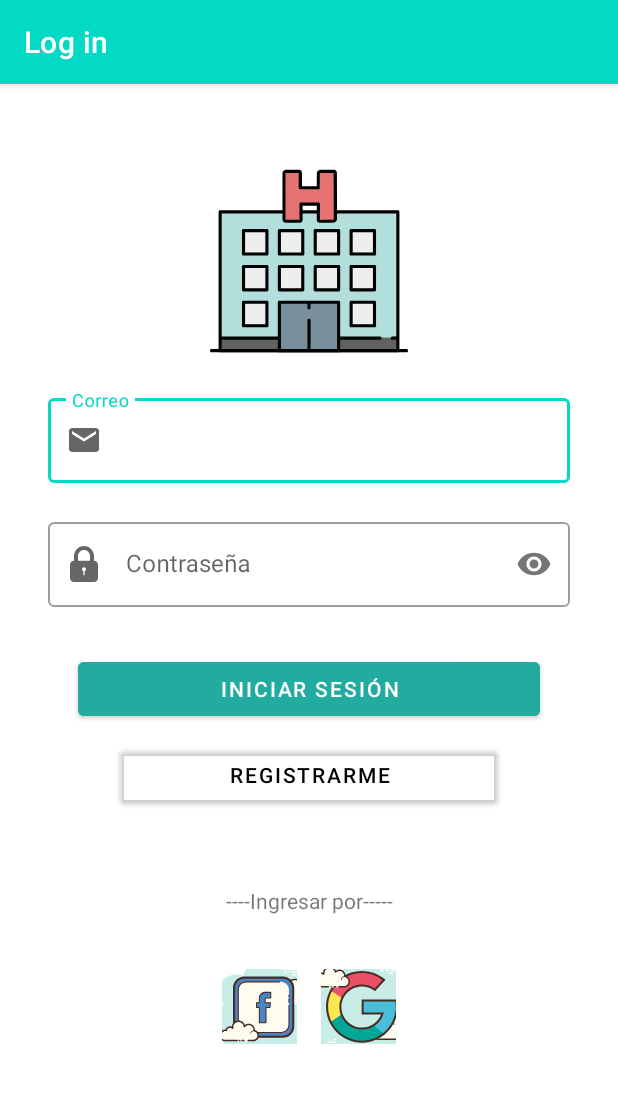
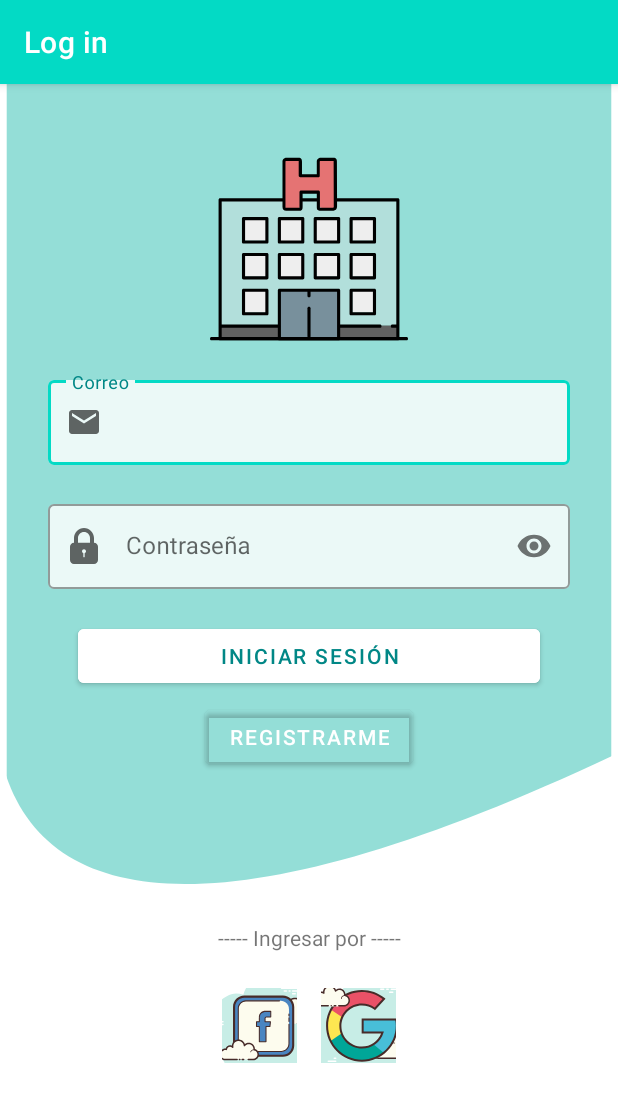
Before and after one commit to ValeriaCalderon123/HospitalityProjectIDNP, an Android app: the screen it shows after launch (LoginActivity), on a phone screen of 412 x 824 dp. Shown: the top 1102 px of the screen. Run offline under Robolectric (Android 15) with nearby library versions, the phone set to English and light mode, and no system bars; our stand-ins replace Firebase (no records; nobody signed in at launch, a user with empty details on screens opened directly).

Commit message:
Mejora vista Login

```diff
--- a/app/src/main/java/com/example/hospitalityproject/views/login/RegisterActivity.kt
+++ b/app/src/main/java/com/example/hospitalityproject/views/login/RegisterActivity.kt
@@ -158,7 +158,7 @@ class RegisterActivity : AppCompatActivity() {
                     "(?=.*[0-9])"+          //Al menos un dígito
                     "(?=.*[a-z])"+          //Al menos un caracter en minuscula
                     "(?=.*[A-Z])"+          //Al menos un caracter en mayuscula
-                    "(?=.*[@#$%^&+=])"+     //Al menos un caracter especial
+                    "(?=.*[@#?$%^&+=-_*])"+     //Al menos un caracter especial
                     "(?=\\S+$)"+            //Sin espacios
                     ".{4,}"+                //al menos 4 caracteres
                     "$"
--- /dev/null
+++ b/app/src/main/res/drawable/ic_android_back1.xml
@@ -0,0 +1,9 @@
+<vector android:alpha="0.9" android:height="739.56525dp"
+    android:viewportHeight="648" android:viewportWidth="368"
+    android:width="420dp" xmlns:android="http://schemas.android.com/apk/res/android">
+    <group>
+        <clip-path android:pathData="M4,0h360v640h-360z"/>
+        <path android:fillColor="#ffffff" android:pathData="M4,0h360v640h-360z"/>
+        <path android:fillColor="#88DBD3" android:pathData="M-1,-32H382L376.71,372.428C141.831,479.049 19.102,472.615 -1,372.428V-32Z"/>
+    </group>
+</vector>
--- a/app/src/main/res/layout/activity_login2.xml
+++ b/app/src/main/res/layout/activity_login2.xml
@@ -4,6 +4,7 @@
     xmlns:tools="http://schemas.android.com/tools"
     android:layout_width="match_parent"
     android:layout_height="match_parent"
+    android:background="@drawable/ic_android_back1"
     tools:context=".views.login.LoginActivity">
 
     <LinearLayout
@@ -17,7 +18,7 @@
             android:layout_width="132dp"
             android:layout_height="132dp"
             android:layout_gravity="center_horizontal"
-            android:layout_marginTop="32dp"
+            android:layout_marginTop="24dp"
             app:layout_constraintEnd_toEndOf="parent"
             app:layout_constraintHorizontal_bias="0.498"
             app:layout_constraintStart_toStartOf="parent"
@@ -31,9 +32,10 @@
             android:layout_width="match_parent"
             android:layout_height="wrap_content"
             android:layout_marginStart="12dp"
-            android:layout_marginTop="20dp"
+            android:layout_marginTop="16dp"
             android:layout_marginEnd="12dp"
-            android:backgroundTint="@color/main_theme"
+            app:hintTextColor="@color/teal_700"
+            app:boxBackgroundColor="#D0FFFFFF"
             app:startIconDrawable="@drawable/ic_baseline_email"
             android:hint="Correo"
             app:errorEnabled="true"
@@ -53,7 +55,8 @@
             android:layout_height="wrap_content"
             android:layout_marginStart="12dp"
             android:layout_marginEnd="12dp"
-            android:backgroundTint="@color/main_theme"
+            app:boxBackgroundColor="#D0FFFFFF"
+            app:hintTextColor="@color/teal_700"
             android:hint="Contraseña"
             app:startIconDrawable="@drawable/ic_locked_password"
             app:errorEnabled="true"
@@ -72,23 +75,23 @@
             android:layout_width="match_parent"
             android:layout_height="wrap_content"
             android:layout_marginStart="32dp"
-            android:layout_marginTop="10dp"
             android:layout_marginEnd="32dp"
-            android:backgroundTint="@color/main_theme"
+            android:backgroundTint="@color/white"
+            android:textColor="@color/teal_700"
             app:layout_constraintEnd_toEndOf="parent"
             app:layout_constraintStart_toStartOf="parent"
             android:text="Iniciar Sesión" />
 
         <Button
             android:id="@+id/buttonRegisterLogin"
-            android:layout_width="match_parent"
+            android:layout_width="wrap_content"
             android:layout_height="wrap_content"
             android:layout_gravity="center_horizontal"
             android:layout_marginLeft="60dp"
-            android:layout_marginTop="9dp"
+            android:layout_marginTop="6dp"
             android:layout_marginRight="60dp"
             android:backgroundTint="#0022AC9F"
-            android:textColor="@color/black"
+            android:textColor="#FFFFFF"
             app:layout_constraintEnd_toEndOf="parent"
             app:layout_constraintStart_toStartOf="parent"
             android:text="Registrarme" />
@@ -97,9 +100,9 @@
             android:id="@+id/labelLog"
             android:layout_width="match_parent"
             android:layout_height="wrap_content"
-            android:layout_marginTop="50dp"
+            android:layout_marginTop="100dp"
             android:gravity="center"
-            android:text="----Ingresar por-----" />
+            android:text="----- Ingresar por -----" />
 
         <LinearLayout
             android:layout_width="match_parent"
@@ -111,7 +114,7 @@
                 android:id="@+id/faceButtonLog"
                 android:layout_width="50dp"
                 android:layout_height="50dp"
-                android:layout_marginTop="36dp"
+                android:layout_marginTop="24dp"
                 android:background="@drawable/button_social"
                 app:layout_constraintStart_toStartOf="parent"
                 app:layout_constraintTop_toBottomOf="@+id/button2"
@@ -123,7 +126,7 @@
                 android:layout_width="50dp"
                 android:layout_height="50dp"
                 android:layout_marginStart="16dp"
-                android:layout_marginTop="36dp"
+                android:layout_marginTop="24dp"
                 android:background="@drawable/button_social"
                 app:layout_constraintStart_toEndOf="@+id/imageButton12"
                 app:layout_constraintTop_toBottomOf="@+id/button2"
```
Also changed, not shown: app/src/main/res/drawable/ic_android_back.xml (added, +16 -0 lines).
